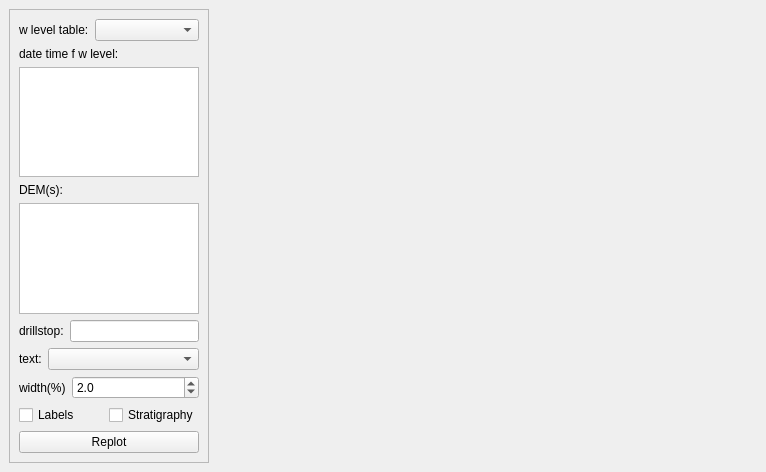
Above: ui/secplotdockwidget_ui.ui from jkall/qgis-midvatten-plugin before the change. Below: the same form after it.
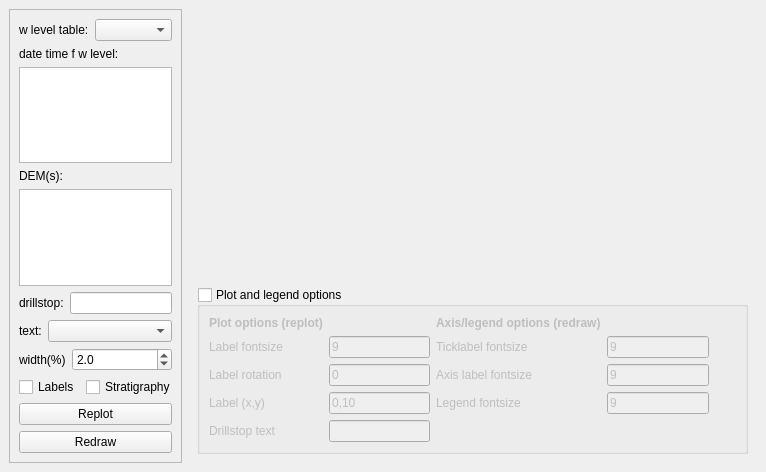
That is the form after the change.

Commit message: Added some chart options for sectionplot to control fontsizes and more.

```diff
--- a/ui/secplotdockwidget_ui.ui
+++ b/ui/secplotdockwidget_ui.ui
@@ -242,6 +242,19 @@
          </property>
         </widget>
        </item>
+       <item row="8" column="0" colspan="2">
+        <widget class="QPushButton" name="redraw">
+         <property name="maximumSize">
+          <size>
+           <width>250</width>
+           <height>16777215</height>
+          </size>
+         </property>
+         <property name="text">
+          <string>Redraw</string>
+         </property>
+        </widget>
+       </item>
       </layout>
      </widget>
     </item>
@@ -254,8 +267,183 @@
        </size>
       </property>
       <layout class="QGridLayout" name="gridLayout">
+       <item row="1" column="0">
+        <widget class="QGroupBox" name="chart_settings">
+         <property name="sizePolicy">
+          <sizepolicy hsizetype="Preferred" vsizetype="Preferred">
+           <horstretch>0</horstretch>
+           <verstretch>0</verstretch>
+          </sizepolicy>
+         </property>
+         <property name="title">
+          <string>Plot and legend options</string>
+         </property>
+         <property name="checkable">
+          <bool>true</bool>
+         </property>
+         <property name="checked">
+          <bool>false</bool>
+         </property>
+         <layout class="QGridLayout" name="gridLayout_5">
+          <item row="0" column="1">
+           <spacer name="horizontalSpacer">
+            <property name="orientation">
+             <enum>Qt::Horizontal</enum>
+            </property>
+            <property name="sizeHint" stdset="0">
+             <size>
+              <width>40</width>
+              <height>20</height>
+             </size>
+            </property>
+           </spacer>
+          </item>
+          <item row="0" column="0">
+           <layout class="QGridLayout" name="gridLayout_4">
+            <property name="sizeConstraint">
+             <enum>QLayout::SetDefaultConstraint</enum>
+            </property>
+            <item row="3" column="1">
+             <widget class="QLineEdit" name="xytext">
+              <property name="text">
+               <string>0,10</string>
+              </property>
+             </widget>
+            </item>
+            <item row="3" column="3">
+             <widget class="QLineEdit" name="legend_fontsize">
+              <property name="text">
+               <string>9</string>
+              </property>
+             </widget>
+            </item>
+            <item row="3" column="2">
+             <widget class="QLabel" name="label_8">
+              <property name="text">
+               <string>Legend fontsize</string>
+              </property>
+             </widget>
+            </item>
+            <item row="2" column="2">
+             <widget class="QLabel" name="label_12">
+              <property name="text">
+               <string>Axis label fontsize</string>
+              </property>
+             </widget>
+            </item>
+            <item row="0" column="2">
+             <widget class="QLabel" name="label_14">
+              <property name="font">
+               <font>
+                <weight>75</weight>
+                <bold>true</bold>
+               </font>
+              </property>
+              <property name="text">
+               <string>Axis/legend options (redraw)</string>
+              </property>
+             </widget>
+            </item>
+            <item row="2" column="1">
+             <widget class="QLineEdit" name="label_rotation">
+              <property name="text">
+               <string>0</string>
+              </property>
+             </widget>
+            </item>
+            <item row="2" column="0">
+             <widget class="QLabel" name="label_9">
+              <property name="text">
+               <string>Label rotation</string>
+              </property>
+             </widget>
+            </item>
+            <item row="1" column="0">
+             <widget class="QLabel" name="label_7">
+              <property name="text">
+               <string>Label fontsize</string>
+              </property>
+             </widget>
+            </item>
+            <item row="1" column="1">
+             <widget class="QLineEdit" name="chart_fontsize">
+              <property name="sizePolicy">
+               <sizepolicy hsizetype="Preferred" vsizetype="Fixed">
+                <horstretch>0</horstretch>
+                <verstretch>0</verstretch>
+               </sizepolicy>
+              </property>
+              <property name="text">
+               <string>9</string>
+              </property>
+             </widget>
+            </item>
+            <item row="3" column="0">
+             <widget class="QLabel" name="label_10">
+              <property name="text">
+               <string>Label (x,y)</string>
+              </property>
+             </widget>
+            </item>
+            <item row="1" column="2">
+             <widget class="QLabel" name="label_11">
+              <property name="text">
+               <string>Ticklabel fontsize</string>
+              </property>
+             </widget>
+            </item>
+            <item row="2" column="3">
+             <widget class="QLineEdit" name="axlabel_fontsize">
+              <property name="text">
+               <string>9</string>
+              </property>
+             </widget>
+            </item>
+            <item row="1" column="3">
+             <widget class="QLineEdit" name="ticklabel_fontsize">
+              <property name="text">
+               <string>9</string>
+              </property>
+             </widget>
+            </item>
+            <item row="0" column="0">
+             <widget class="QLabel" name="label_13">
+              <property name="font">
+               <font>
+                <weight>75</weight>
+                <bold>true</bold>
+               </font>
+              </property>
+              <property name="text">
+               <string>Plot options (replot)</string>
+              </property>
+             </widget>
+            </item>
+            <item row="4" column="1">
+             <widget class="QLineEdit" name="drillstop_text"/>
+            </item>
+            <item row="4" column="0">
+             <widget class="QLabel" name="label_15">
+              <property name="text">
+               <string>Drillstop text</string>
+              </property>
+             </widget>
+            </item>
+           </layout>
+          </item>
+         </layout>
+        </widget>
+       </item>
        <item row="0" column="0">
-        <layout class="QVBoxLayout" name="mplplotlayout"/>
+        <widget class="QWidget" name="" native="true">
+         <property name="sizePolicy">
+          <sizepolicy hsizetype="Preferred" vsizetype="Expanding">
+           <horstretch>0</horstretch>
+           <verstretch>0</verstretch>
+          </sizepolicy>
+         </property>
+         <layout class="QVBoxLayout" name="mplplotlayout"/>
+        </widget>
        </item>
       </layout>
      </widget>
```
The commit also changes 1 other file.
